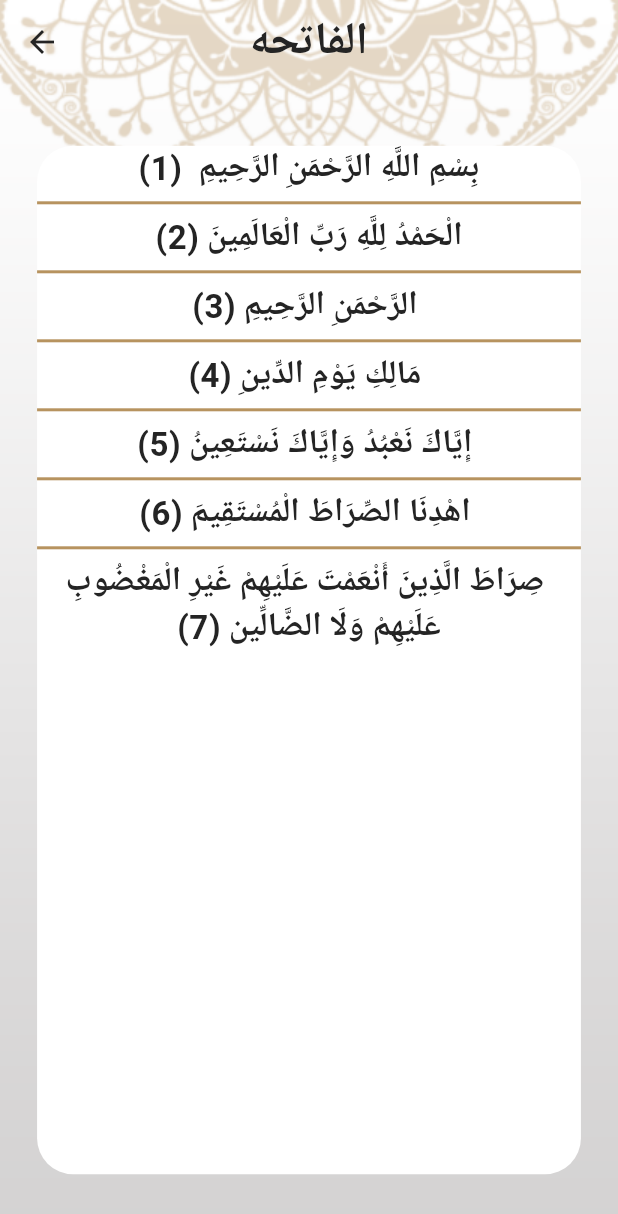
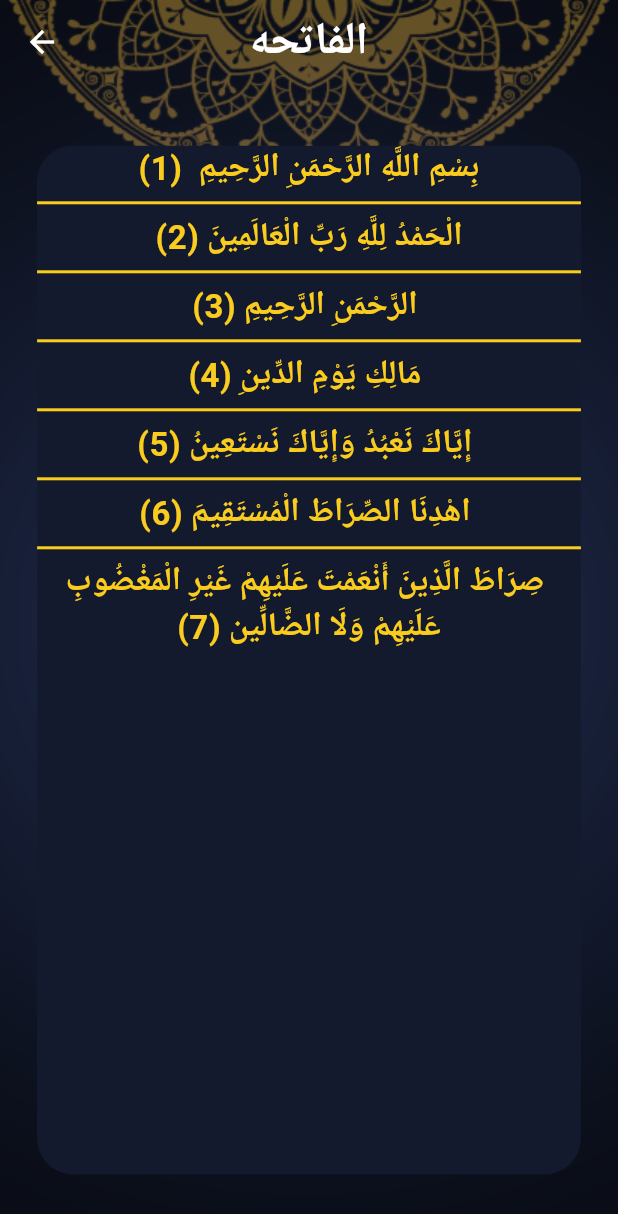
Before and after one commit to Amira-ElSafty/islami_app_c11_sun_3, a Flutter app: the screen it shows after launch, after a tap on "الفاتحه", on a phone screen of 412 x 824 dp. Shown: the top 1214 px of the screen. Run offline on Flutter 3.47's test engine with Material 3 defaults, Android fonts, the phone set to English and light mode, and no system bars; generated files the repository leaves out were written again.

Commit message:
Adding dark theme. finished themeing by using provider in setting tab.

```diff
--- a/lib/app_colors.dart
+++ b/lib/app_colors.dart
@@ -3,5 +3,7 @@ import 'package:flutter/material.dart';
 class AppColors {
   static const Color blackColor = Color(0xff242424);
   static const Color whiteColor = Color(0xffffffff);
+  static const Color yellowColor = Color(0xffFACC1D);
   static const Color primaryLightColor = Color(0xffB7935F);
+  static const Color primaryDarkColor = Color(0xff141A2E);
 }
--- a/lib/home/home_screen.dart
+++ b/lib/home/home_screen.dart
@@ -4,7 +4,9 @@ import 'package:flutter_app_islami_sun3_c11/home/quran/quran_tab.dart';
 import 'package:flutter_app_islami_sun3_c11/home/radio/radio_tab.dart';
 import 'package:flutter_app_islami_sun3_c11/home/sebha/sebha_tab.dart';
 import 'package:flutter_app_islami_sun3_c11/home/settings/settings_tab.dart';
+import 'package:flutter_app_islami_sun3_c11/providers/app_config_provider.dart';
 import 'package:flutter_gen/gen_l10n/app_localizations.dart';
+import 'package:provider/provider.dart';
 
 class HomeScreen extends StatefulWidget {
   static const String routeName = 'home_screen';
@@ -18,9 +20,17 @@ class _HomeScreenState extends State<HomeScreen> {
 
   @override
   Widget build(BuildContext context) {
+    var provider = Provider.of<AppConfigProvider>(context);
     return Stack(
       children: [
-        Image.asset(
+        provider.isDarkMode()
+            ? Image.asset(
+                'assets/images/main_background_dark.png',
+                width: double.infinity,
+                height: double.infinity,
+                fit: BoxFit.fill,
+              )
+            : Image.asset(
                 'assets/images/main_background.png',
                 width: double.infinity,
                 height: double.infinity,
--- a/lib/home/quran/item_sura_details.dart
+++ b/lib/home/quran/item_sura_details.dart
@@ -1,4 +1,7 @@
 import 'package:flutter/material.dart';
+import 'package:flutter_app_islami_sun3_c11/app_colors.dart';
+import 'package:flutter_app_islami_sun3_c11/providers/app_config_provider.dart';
+import 'package:provider/provider.dart';
 
 class ItemSuraDetails extends StatelessWidget {
   String content;
@@ -9,11 +12,17 @@ class ItemSuraDetails extends StatelessWidget {
 
   @override
   Widget build(BuildContext context) {
+    var provider = Provider.of<AppConfigProvider>(context);
     return Text(
       '$content (${index + 1})',
       textAlign: TextAlign.center,
       textDirection: TextDirection.rtl,
-      style: Theme.of(context).textTheme.bodySmall,
+      style: provider.isDarkMode()
+          ? Theme.of(context)
+              .textTheme
+              .bodySmall
+              ?.copyWith(color: AppColors.yellowColor)
+          : Theme.of(context).textTheme.bodySmall,
     );
   }
 }
--- a/lib/home/quran/quran_tab.dart
+++ b/lib/home/quran/quran_tab.dart
@@ -1,7 +1,9 @@
 import 'package:flutter/material.dart';
 import 'package:flutter_app_islami_sun3_c11/app_colors.dart';
 import 'package:flutter_app_islami_sun3_c11/home/quran/item_sura_name.dart';
+import 'package:flutter_app_islami_sun3_c11/providers/app_config_provider.dart';
 import 'package:flutter_gen/gen_l10n/app_localizations.dart';
+import 'package:provider/provider.dart';
 
 class QuranTab extends StatelessWidget {
   List<String> names = [
@@ -123,11 +125,14 @@ class QuranTab extends StatelessWidget {
 
   @override
   Widget build(BuildContext context) {
+    var provider = Provider.of<AppConfigProvider>(context);
     return Column(
       children: [
         Expanded(child: Image.asset('assets/images/quran_logo.png')),
         Divider(
-          color: AppColors.primaryLightColor,
+          color: provider.isDarkMode()
+              ? AppColors.yellowColor
+              : AppColors.primaryLightColor,
           thickness: 3,
         ),
         Text(
@@ -135,7 +140,9 @@ class QuranTab extends StatelessWidget {
           style: Theme.of(context).textTheme.bodyMedium,
         ),
         Divider(
-          color: AppColors.primaryLightColor,
+          color: provider.isDarkMode()
+              ? AppColors.yellowColor
+              : AppColors.primaryLightColor,
           thickness: 3,
         ),
         Expanded(
@@ -143,7 +150,9 @@ class QuranTab extends StatelessWidget {
           child: ListView.separated(
             separatorBuilder: (context, index) {
               return Divider(
-                color: AppColors.primaryLightColor,
+                color: provider.isDarkMode()
+                    ? AppColors.yellowColor
+                    : AppColors.primaryLightColor,
                 thickness: 2,
               );
             },
--- a/lib/home/quran/sura_details_screen.dart
+++ b/lib/home/quran/sura_details_screen.dart
@@ -2,6 +2,8 @@ import 'package:flutter/material.dart';
 import 'package:flutter/services.dart';
 import 'package:flutter_app_islami_sun3_c11/app_colors.dart';
 import 'package:flutter_app_islami_sun3_c11/home/quran/item_sura_details.dart';
+import 'package:flutter_app_islami_sun3_c11/providers/app_config_provider.dart';
+import 'package:provider/provider.dart';
 
 class SuraDetailsScreen extends StatefulWidget {
   static const String routeName = 'sura_details_screen';
@@ -16,16 +18,24 @@ class _SuraDetailsScreenState extends State<SuraDetailsScreen> {
   @override
   Widget build(BuildContext context) {
     var args = ModalRoute.of(context)?.settings.arguments as SuraDetailsArgs;
+    var provider = Provider.of<AppConfigProvider>(context);
     if (verses.isEmpty) {
       loadFile(args.index);
     }
     return Stack(children: [
-      Image.asset(
-        'assets/images/main_background.png',
-        width: double.infinity,
-        height: double.infinity,
-        fit: BoxFit.fill,
-      ),
+      provider.isDarkMode()
+          ? Image.asset(
+              'assets/images/main_background_dark.png',
+              width: double.infinity,
+              height: double.infinity,
+              fit: BoxFit.fill,
+            )
+          : Image.asset(
+              'assets/images/main_background.png',
+              width: double.infinity,
+              height: double.infinity,
+              fit: BoxFit.fill,
+            ),
       Scaffold(
         appBar: AppBar(
           title: Text(
@@ -43,12 +53,16 @@ class _SuraDetailsScreenState extends State<SuraDetailsScreen> {
                     horizontal: MediaQuery.of(context).size.width * 0.06,
                     vertical: MediaQuery.of(context).size.height * 0.05),
                 decoration: BoxDecoration(
-                    color: AppColors.whiteColor,
+                    color: provider.isDarkMode()
+                        ? AppColors.primaryDarkColor
+                        : AppColors.whiteColor,
                     borderRadius: BorderRadius.circular(24)),
                 child: ListView.separated(
                   separatorBuilder: (context, index) {
                     return Divider(
-                      color: AppColors.primaryLightColor,
+                      color: provider.isDarkMode()
+                          ? AppColors.yellowColor
+                          : AppColors.primaryLightColor,
                       thickness: 2,
                     );
                   },
--- a/lib/l10n/app_ar.arb
+++ b/lib/l10n/app_ar.arb
@@ -9,5 +9,8 @@
 "language" : "اللغة",
 "settings" : "الاعدادات",
 "arabic" : "العربية",
-"english" : "الانجليزية"
+"english" : "الانجليزية",
+"theme" : "النمط",
+"dark" : "ليلي",
+"light" : "مضيء"
 }
--- a/lib/l10n/app_en.arb
+++ b/lib/l10n/app_en.arb
@@ -9,5 +9,8 @@
 "language" : "Language",
 "settings" : "Settings",
 "arabic" : "Arabic",
-"english" : "English"
+"english" : "English",
+"theme" : "Theme",
+"dark" : "Dark",
+"light" : "Light"
 }
--- a/lib/main.dart
+++ b/lib/main.dart
@@ -27,6 +27,8 @@ class MyApp extends StatelessWidget {
         HadethDetailsScreen.routeName: (context) => HadethDetailsScreen(),
       },
       theme: MyThemeData.lightMode,
+      darkTheme: MyThemeData.darkMode,
+      themeMode: provider.appTheme,
       localizationsDelegates: AppLocalizations.localizationsDelegates,
       supportedLocales: AppLocalizations.supportedLocales,
       locale: Locale(provider.appLanguage),
--- a/lib/my_theme_data.dart
+++ b/lib/my_theme_data.dart
@@ -30,4 +30,33 @@ class MyThemeData {
           fontWeight: FontWeight.bold),
     ),
   );
+
+  static final ThemeData darkMode = ThemeData(
+    primaryColor: AppColors.primaryDarkColor,
+    scaffoldBackgroundColor: Colors.transparent,
+    appBarTheme: const AppBarTheme(
+        iconTheme: IconThemeData(color: AppColors.whiteColor),
+        backgroundColor: Colors.transparent,
+        elevation: 0,
+        centerTitle: true),
+    bottomNavigationBarTheme: const BottomNavigationBarThemeData(
+      selectedItemColor: AppColors.yellowColor,
+    ),
+    bottomSheetTheme:
+        BottomSheetThemeData(backgroundColor: AppColors.primaryDarkColor),
+    textTheme: const TextTheme(
+      bodyLarge: TextStyle(
+          color: AppColors.whiteColor,
+          fontSize: 30,
+          fontWeight: FontWeight.bold),
+      bodyMedium: TextStyle(
+          color: AppColors.whiteColor,
+          fontSize: 25,
+          fontWeight: FontWeight.w700),
+      bodySmall: TextStyle(
+          color: AppColors.whiteColor,
+          fontSize: 22,
+          fontWeight: FontWeight.bold),
+    ),
+  );
 }
--- a/lib/providers/app_config_provider.dart
+++ b/lib/providers/app_config_provider.dart
@@ -3,6 +3,7 @@ import 'package:flutter/material.dart';
 class AppConfigProvider extends ChangeNotifier {
   /// data
   String appLanguage = 'en';
+  ThemeMode appTheme = ThemeMode.dark;
 
   void changeLanguage(String newLanguage) {
     if (appLanguage == newLanguage) {
@@ -11,4 +12,16 @@ class AppConfigProvider extends ChangeNotifier {
     appLanguage = newLanguage;
     notifyListeners();
   }
+
+  void changeTheme(ThemeMode newMode) {
+    if (appTheme == newMode) {
+      return;
+    }
+    appTheme = newMode;
+    notifyListeners();
+  }
+
+  bool isDarkMode() {
+    return appTheme == ThemeMode.dark;
+  }
 }
```
Also changed, not shown: lib/home/hadeth/hadeth_details_screen.dart (+19 -7 lines), lib/home/hadeth/hadeth_tab.dart (+12 -3 lines), lib/home/settings/settings_tab.dart (+47 -0 lines), lib/home/settings/theme_bottom_sheet.dart (added, +76 -0 lines), assets/images/2.0x/main_background_dark@2x.png (added), assets/images/3.0x/main_background_dark@3x.png (added), assets/images/main_background_dark.png (added). Lines whose indentation alone changed are shown as unchanged.
